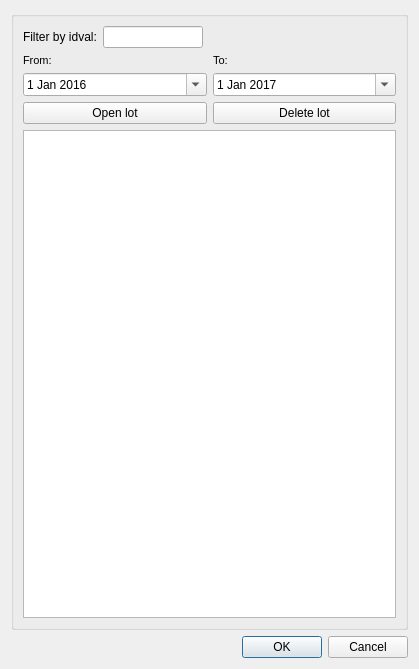
The window that ui/lot_management.ui (Giswater/giswater_qgis_plugin) describes before a commit, drawn with Qt 5.
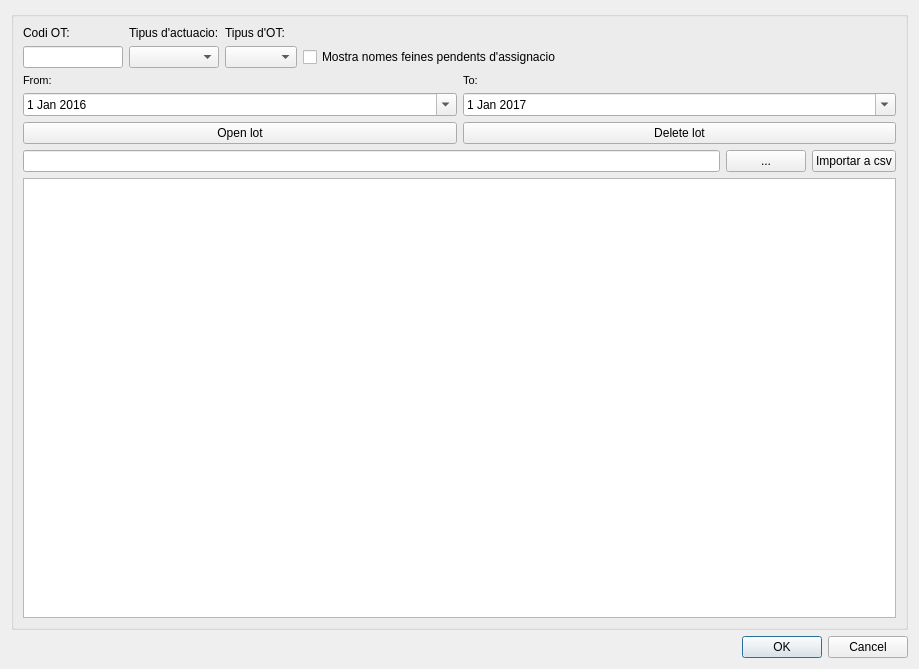
The same window after the commit.

The edit to the form file:
```diff
--- a/ui/lot_management.ui
+++ b/ui/lot_management.ui
@@ -6,7 +6,7 @@
    <rect>
     <x>0</x>
     <y>0</y>
-    <width>419</width>
+    <width>919</width>
     <height>669</height>
    </rect>
   </property>
@@ -21,16 +21,19 @@
      </property>
      <layout class="QVBoxLayout" name="verticalLayout_3">
       <item>
-       <layout class="QHBoxLayout" name="horizontalLayout_3">
-        <item>
-         <widget class="QLabel" name="lbl_filter">
+       <layout class="QGridLayout" name="gridLayout_2">
+        <item row="0" column="1">
+         <widget class="QLabel" name="label">
           <property name="text">
-           <string>Filter by idval:</string>
+           <string>Tipus d'actuacio:</string>
           </property>
          </widget>
         </item>
-        <item>
-         <widget class="QLineEdit" name="txt_filter">
+        <item row="1" column="1">
+         <widget class="QComboBox" name="cmb_actuacio"/>
+        </item>
+        <item row="1" column="0">
+         <widget class="QLineEdit" name="txt_codi_ot">
           <property name="maximumSize">
            <size>
             <width>100</width>
@@ -39,7 +42,31 @@
           </property>
          </widget>
         </item>
-        <item>
+        <item row="0" column="0">
+         <widget class="QLabel" name="lbl_filter">
+          <property name="text">
+           <string>Codi OT:</string>
+          </property>
+         </widget>
+        </item>
+        <item row="1" column="3">
+         <widget class="QCheckBox" name="chk_assignacio">
+          <property name="text">
+           <string>Mostra nomes feines pendents d'assignacio</string>
+          </property>
+         </widget>
+        </item>
+        <item row="0" column="2">
+         <widget class="QLabel" name="label_2">
+          <property name="text">
+           <string>Tipus d'OT:</string>
+          </property>
+         </widget>
+        </item>
+        <item row="1" column="2">
+         <widget class="QComboBox" name="cmb_tipus_ot"/>
+        </item>
+        <item row="1" column="4">
          <spacer name="horizontalSpacer">
           <property name="orientation">
            <enum>Qt::Horizontal</enum>
@@ -57,8 +84,8 @@
       <item>
        <layout class="QHBoxLayout" name="horizontalLayout">
         <item>
-         <layout class="QVBoxLayout" name="verticalLayout">
-          <item>
+         <layout class="QGridLayout" name="gridLayout">
+          <item row="0" column="0">
            <widget class="QLabel" name="label_data_event_from">
             <property name="font">
              <font>
@@ -88,7 +115,7 @@
             </property>
            </widget>
           </item>
-          <item>
+          <item row="1" column="0">
            <widget class="QDateEdit" name="date_event_from">
             <property name="date">
              <date>
@@ -170,7 +197,28 @@
        </layout>
       </item>
       <item>
-       <widget class="QTableView" name="tbl_visit">
+       <layout class="QHBoxLayout" name="horizontalLayout_3">
+        <item>
+         <widget class="QLineEdit" name="txt_path"/>
+        </item>
+        <item>
+         <widget class="QPushButton" name="btn_path">
+          <property name="text">
+           <string>...</string>
+          </property>
+         </widget>
+        </item>
+        <item>
+         <widget class="QPushButton" name="btn_import">
+          <property name="text">
+           <string>Importar a csv</string>
+          </property>
+         </widget>
+        </item>
+       </layout>
+      </item>
+      <item>
+       <widget class="QTableView" name="tbl_lots">
         <property name="sortingEnabled">
          <bool>true</bool>
         </property>
```
Left out of the diff: 3 changed lines with no effect on the pictures.
